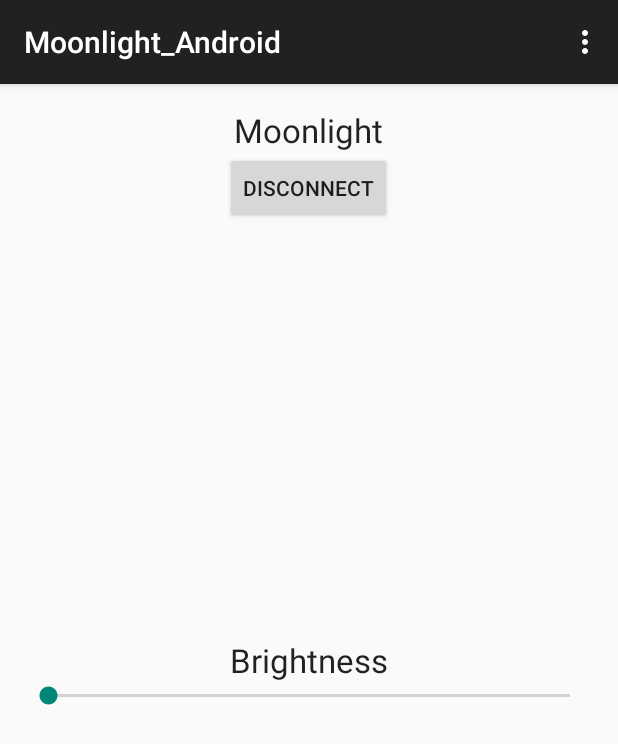
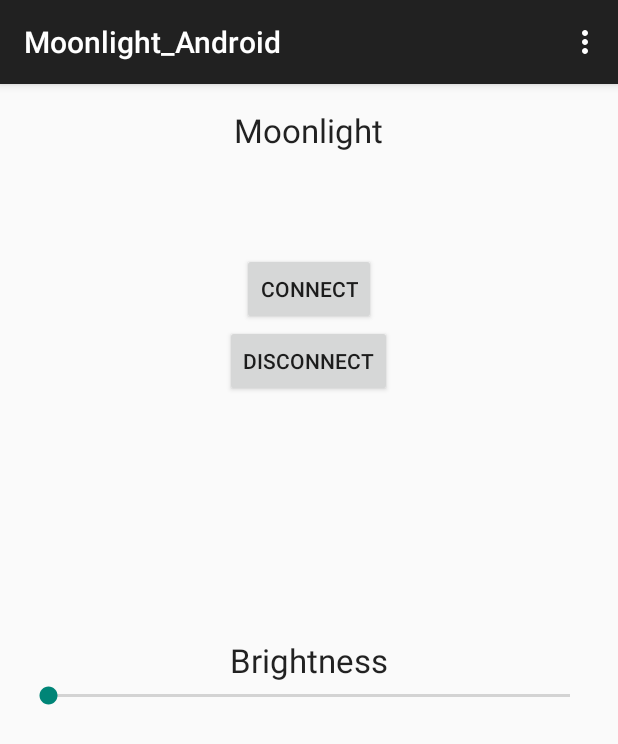
Before and after one commit to reymatias/Moonlight, an Android app: the screen it shows after launch (MainActivity), on a phone screen of 412 x 824 dp. Shown: the top 744 px of the screen. Run offline under Robolectric (Android 15) with nearby library versions, the phone set to English and light mode, and no system bars.

Commit message:
Revert "added comment in test.txt"
This reverts commit 21227d6c3cfd4a4d95dffddbc69da4258352c830.

```diff
--- a/Android/Moonlight_Android/app/src/main/res/layout/activity_main.xml
+++ b/Android/Moonlight_Android/app/src/main/res/layout/activity_main.xml
@@ -4,6 +4,15 @@
     android:paddingRight="@dimen/activity_horizontal_margin"
     android:paddingTop="@dimen/activity_vertical_margin"
     android:paddingBottom="@dimen/activity_vertical_margin" tools:context=".MainActivity">
+
+    <Button
+        android:layout_width="wrap_content"
+        android:layout_height="wrap_content"
+        android:text="Connect"
+        android:id="@+id/button"
+        android:layout_marginTop="67dp"
+        android:layout_below="@+id/textView"
+        android:layout_centerHorizontal="true" />
 
     <SeekBar
         android:layout_width="wrap_content"
@@ -27,8 +36,8 @@
         android:layout_height="wrap_content"
         android:text="Disconnect"
         android:id="@+id/button2"
-        android:layout_centerHorizontal="true"
-        android:layout_below="@+id/textView" />
+        android:layout_below="@+id/button"
+        android:layout_centerHorizontal="true" />
 
     <TextView
         android:layout_width="wrap_content"
```
Also changed, not shown: 3 other files.
